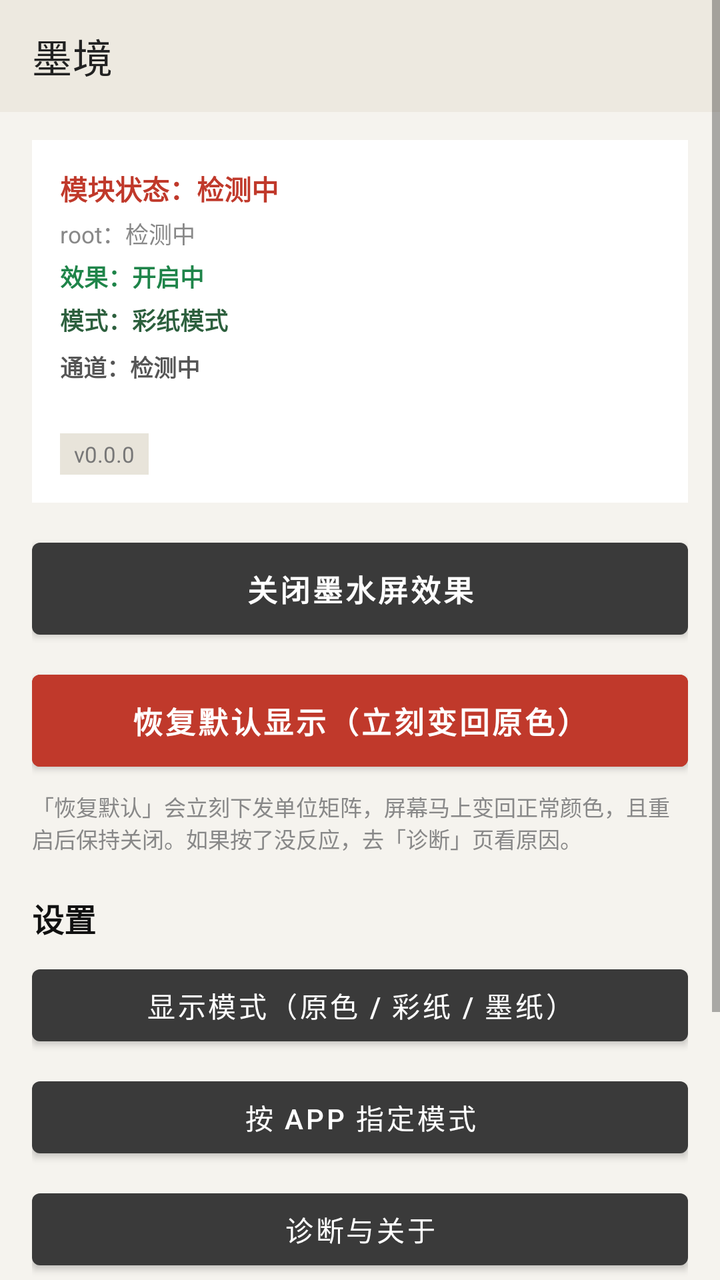
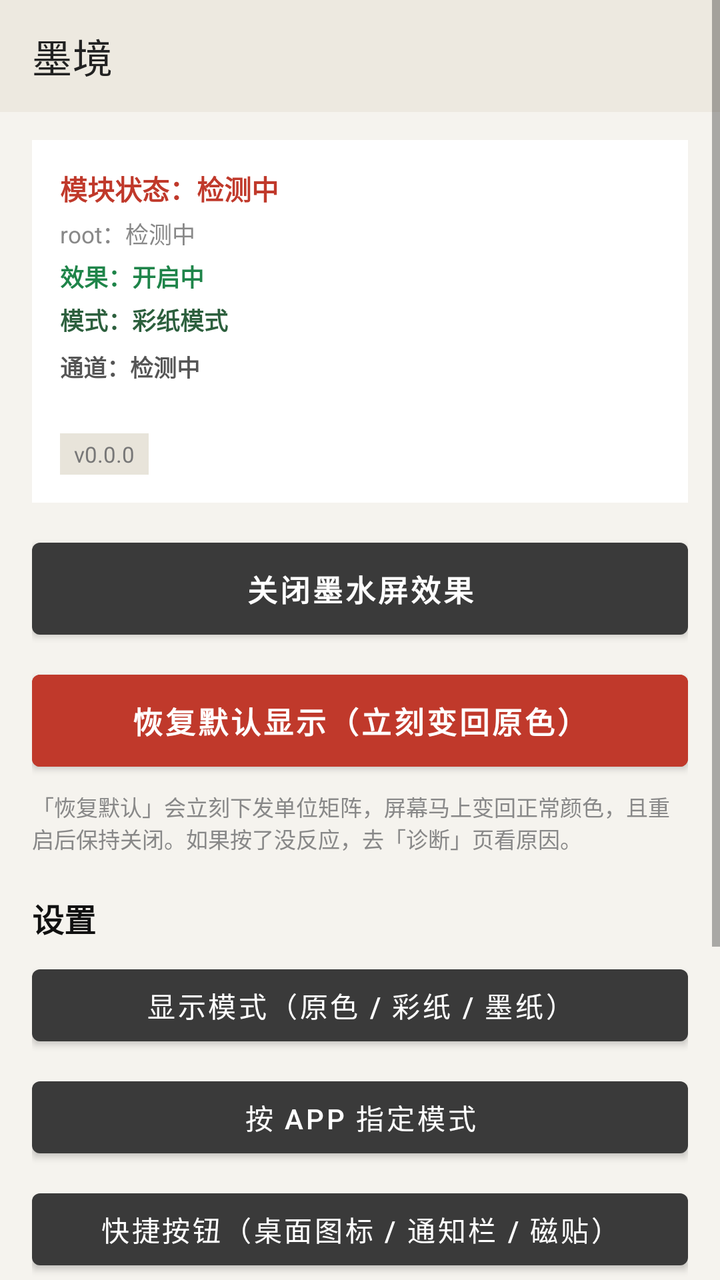

Compare the two renders of this Android layout. The source of the first and the diff that turns it into the second are given below.
<!-- AndroidManifest.xml: application theme Theme.Inkwell -->
<!-- res/layout/activity_main.xml -->
<?xml version="1.0" encoding="utf-8"?>
<ScrollView xmlns:android="http://schemas.android.com/apk/res/android"
    xmlns:app="http://schemas.android.com/apk/res-auto"
    android:layout_width="match_parent"
    android:layout_height="match_parent"
    android:background="#F5F3EE"
    android:fillViewport="true">

    <LinearLayout
        android:layout_width="match_parent"
        android:layout_height="wrap_content"
        android:orientation="vertical"
        android:paddingBottom="24dp">

        
        <com.google.android.material.appbar.MaterialToolbar
            android:id="@+id/toolbar"
            android:layout_width="match_parent"
            android:layout_height="?attr/actionBarSize"
            android:background="#EDE9E0"
            android:fitsSystemWindows="true"
            app:title="墨境"
            app:titleTextColor="#222222" />

        <LinearLayout
            android:layout_width="match_parent"
            android:layout_height="wrap_content"
            android:orientation="vertical"
            android:paddingStart="16dp"
            android:paddingEnd="16dp"
            android:paddingTop="14dp">

            
            <LinearLayout
                android:layout_width="match_parent"
                android:layout_height="wrap_content"
                android:background="#FFFFFF"
                android:orientation="vertical"
                android:padding="14dp">

                <TextView
                    android:id="@+id/tvModule"
                    android:layout_width="match_parent"
                    android:layout_height="wrap_content"
                    android:text="模块状态：检测中"
                    android:textColor="#C0392B"
                    android:textSize="13.5sp"
                    android:textStyle="bold" />

                <TextView
                    android:id="@+id/tvRoot"
                    android:layout_width="match_parent"
                    android:layout_height="wrap_content"
                    android:layout_marginTop="4dp"
                    android:text="root：检测中"
                    android:textColor="#888888"
                    android:textSize="11.5sp" />

                <TextView
                    android:id="@+id/tvState"
                    android:layout_width="match_parent"
                    android:layout_height="wrap_content"
                    android:layout_marginTop="4dp"
                    android:text="效果：开启中"
                    android:textColor="#1E8449"
                    android:textSize="12sp"
                    android:textStyle="bold" />

                <TextView
                    android:id="@+id/tvMode"
                    android:layout_width="match_parent"
                    android:layout_height="wrap_content"
                    android:layout_marginTop="4dp"
                    android:text="模式：彩纸模式"
                    android:textColor="#2C5F3D"
                    android:textSize="12sp"
                    android:textStyle="bold" />

                <TextView
                    android:id="@+id/tvEngine"
                    android:layout_width="match_parent"
                    android:layout_height="wrap_content"
                    android:layout_marginTop="6dp"
                    android:text="通道：检测中"
                    android:textColor="#555555"
                    android:textSize="11.5sp"
                    android:textStyle="bold" />

                <TextView
                    android:id="@+id/tvEngineDesc"
                    android:layout_width="match_parent"
                    android:layout_height="wrap_content"
                    android:layout_marginTop="4dp"
                    android:text=""
                    android:textColor="#888888"
                    android:textSize="11sp"
                    android:lineSpacingExtra="2dp" />

                <Button
                    android:id="@+id/btnEngine"
                    android:layout_width="match_parent"
                    android:layout_height="wrap_content"
                    android:layout_marginTop="8dp"
                    android:text=""
                    android:visibility="gone" />

                <TextView
                    android:id="@+id/tvVersion"
                    android:layout_width="wrap_content"
                    android:layout_height="wrap_content"
                    android:layout_marginTop="6dp"
                    android:background="#E8E4DA"
                    android:paddingStart="7dp"
                    android:paddingEnd="7dp"
                    android:paddingTop="3dp"
                    android:paddingBottom="3dp"
                    android:text="v0.0.0"
                    android:textColor="#777777"
                    android:textSize="11sp" />
            </LinearLayout>

            
            <Button
                android:id="@+id/btnToggle"
                android:layout_width="match_parent"
                android:layout_height="wrap_content"
                android:layout_marginTop="14dp"
                android:paddingTop="12dp"
                android:paddingBottom="12dp"
                android:text="关闭墨水屏效果"
                android:textSize="15sp"
                android:textStyle="bold" />

            <Button
                android:id="@+id/btnRestore"
                android:layout_width="match_parent"
                android:layout_height="wrap_content"
                android:layout_marginTop="8dp"
                android:backgroundTint="#C0392B"
                android:paddingTop="12dp"
                android:paddingBottom="12dp"
                android:text="恢复默认显示（立刻变回原色）"
                android:textColor="#FFFFFF"
                android:textSize="15sp"
                android:textStyle="bold" />

            <TextView
                android:layout_width="match_parent"
                android:layout_height="wrap_content"
                android:layout_marginTop="6dp"
                android:text="「恢复默认」会立刻下发单位矩阵，屏幕马上变回正常颜色，且重启后保持关闭。如果按了没反应，去「诊断」页看原因。"
                android:textColor="#888888"
                android:textSize="11sp" />

            
            <TextView
                android:layout_width="match_parent"
                android:layout_height="wrap_content"
                android:layout_marginTop="20dp"
                android:text="设置"
                android:textColor="#111111"
                android:textSize="16sp"
                android:textStyle="bold" />

            <Button
                android:id="@+id/btnPreset"
                android:layout_width="match_parent"
                android:layout_height="wrap_content"
                android:layout_marginTop="8dp"
                android:text="显示模式（原色 / 彩纸 / 墨纸）" />

            <Button
                android:id="@+id/btnRules"
                android:layout_width="match_parent"
                android:layout_height="wrap_content"
                android:layout_marginTop="8dp"
                android:text="按 App 指定模式" />

            <Button
                android:id="@+id/btnDiag"
                android:layout_width="match_parent"
                android:layout_height="wrap_content"
                android:layout_marginTop="8dp"
                android:text="诊断与关于" />

            <TextView
                android:layout_width="match_parent"
                android:layout_height="wrap_content"
                android:layout_marginTop="18dp"
                android:background="#FFF4E5"
                android:padding="10dp"
                android:text="原理：在系统进程注入全局色彩矩阵，一屏三模（原色 / 彩纸 / 墨纸）。零延迟、零耗电、开机自动生效。\n\n局限：这是软件调色，不是电子墨水屏。AG 防眩光是硬件蚀刻，纸纹颗粒和局部压高光是非线性变换，色彩矩阵都做不到。"
                android:textColor="#7A5B1E"
                android:textSize="11.5sp"
                android:lineSpacingExtra="2dp" />
        </LinearLayout>
    </LinearLayout>
</ScrollView>
<!-- resources referenced by this layout -->
<resources>
  <style name="Theme.Inkwell" parent="Theme.MaterialComponents.DayNight.NoActionBar">
          <item name="colorPrimary">@color/colorPrimary</item>
          <item name="colorPrimaryDark">@color/colorPrimaryDark</item>
          <item name="colorAccent">@color/colorAccent</item>
          <item name="android:windowLightStatusBar" tools:targetApi="23">true</item>
      </style>
  <color name="colorPrimary">#3A3A3A</color>
  <color name="colorPrimaryDark">#1C1C1C</color>
  <color name="colorAccent">#5B7F6B</color>
</resources>

<!-- the commit's change to res/layout/activity_main.xml (unified diff, before → after) -->
@@ -177,6 +177,13 @@
                 android:text="按 App 指定模式" />
 
             <Button
+                android:id="@+id/btnQuick"
+                android:layout_width="match_parent"
+                android:layout_height="wrap_content"
+                android:layout_marginTop="8dp"
+                android:text="快捷按钮（桌面图标 / 通知栏 / 磁贴）" />
+
+            <Button
                 android:id="@+id/btnDiag"
                 android:layout_width="match_parent"
                 android:layout_height="wrap_content"
